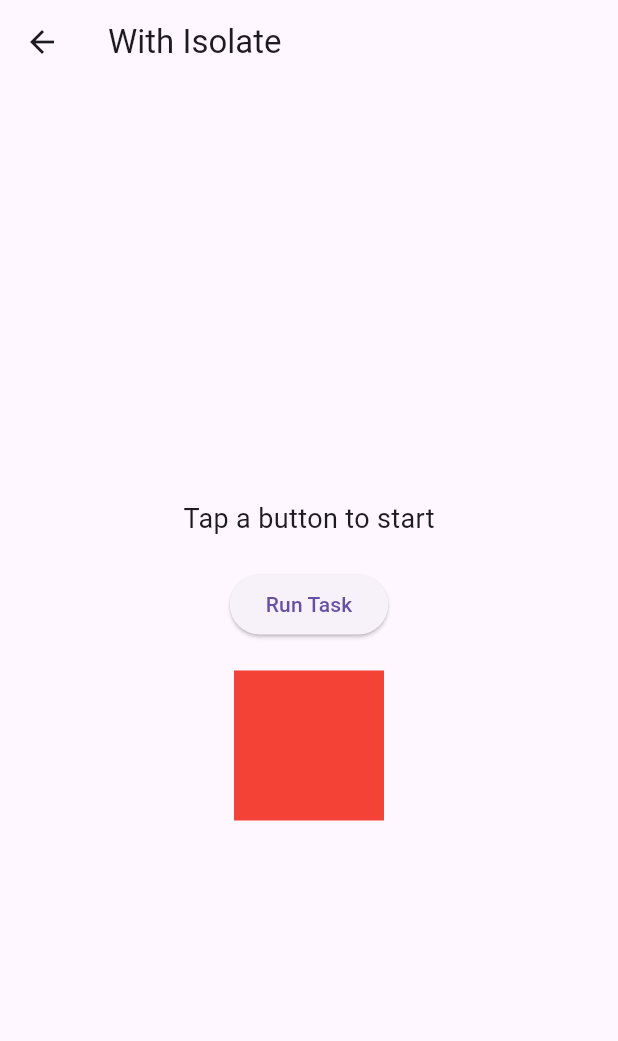
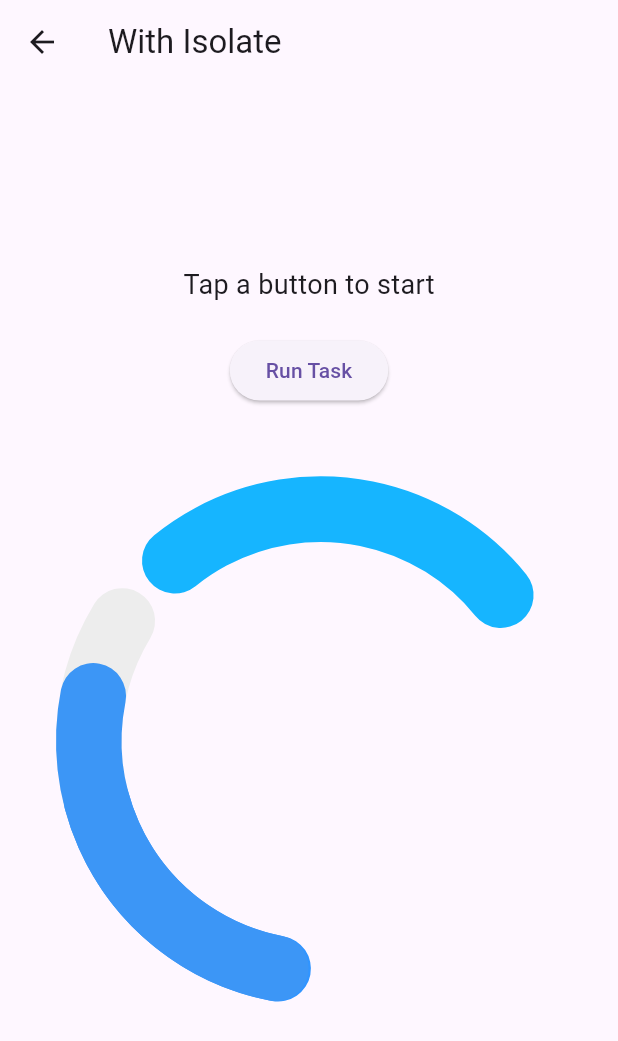
Before and after one commit to TalelBriki/Flutter-isolate-example, a Flutter app: the WithIsolate screen opened directly, on a phone screen of 412 x 824 dp. Shown: the top 1041 px of the screen. Run offline on Flutter 3.47's test engine with Material 3 defaults, Android fonts, the phone set to English and light mode, and no system bars; our stand-ins replace image_picker, lottie, shared_preferences; missing offline and left inert: encrypt; accounts and stored records are empty.

Commit message:
adding annimation to showcase UI lag"

```diff
--- a/flutter_isolates_demo/lib/with_isolate.dart
+++ b/flutter_isolates_demo/lib/with_isolate.dart
@@ -1,6 +1,8 @@
 import 'dart:isolate';
 import 'package:flutter/material.dart';
 import 'dart:math' as math;
+
+import 'package:lottie/lottie.dart';
 
 class WithIsolate extends StatefulWidget {
   const WithIsolate({super.key});
@@ -11,7 +13,6 @@ class WithIsolate extends StatefulWidget {
 
 class _WithIsolateState extends State<WithIsolate> {
   String _result = "Tap a button to start";
-  Color _containerColor = Colors.red;
 
   Future<void> _runHeavyTask() async {
     setState(() {
@@ -54,18 +55,8 @@ class _WithIsolateState extends State<WithIsolate> {
               child: const Text("Run Task"),
             ),
             const SizedBox(height: 20),
-            GestureDetector(
-              onTap: () {
-                setState(() {
-                  _containerColor = Color((math.Random().nextDouble() * 0xFFFFFF).toInt()).withOpacity(1.0);
-                });
-              },
-              child: Container(
-                color: _containerColor,
-                height: 100,
-                width: 100,
-              ),
-            ),
+            Lottie.asset('assets/lotties/loading_lottie.json'),
+
           ],
         ),
       ),
--- a/flutter_isolates_demo/pubspec.yaml
+++ b/flutter_isolates_demo/pubspec.yaml
@@ -39,6 +39,7 @@ dependencies:
   encrypt: ^5.0.3
   image_picker: ^1.1.2
   shared_preferences: ^2.5.2
+  lottie: ^3.3.1
 
 dev_dependencies:
   flutter_test:
@@ -63,8 +64,8 @@ flutter:
   uses-material-design: true
 
   # To add assets to your application, add an assets section, like this:
-  # assets:
-  #   - images/a_dot_burr.jpeg
+  assets:
+     - assets/lotties/
   #   - images/a_dot_ham.jpeg
 
   # An image asset can refer to one or more resolution-specific "variants", see
```
Also changed, not shown: flutter_isolates_demo/assets/lotties/loading_lottie.json (added, +1 -0 lines), flutter_isolates_demo/lib/without_isolate.dart (+4 -11 lines).
